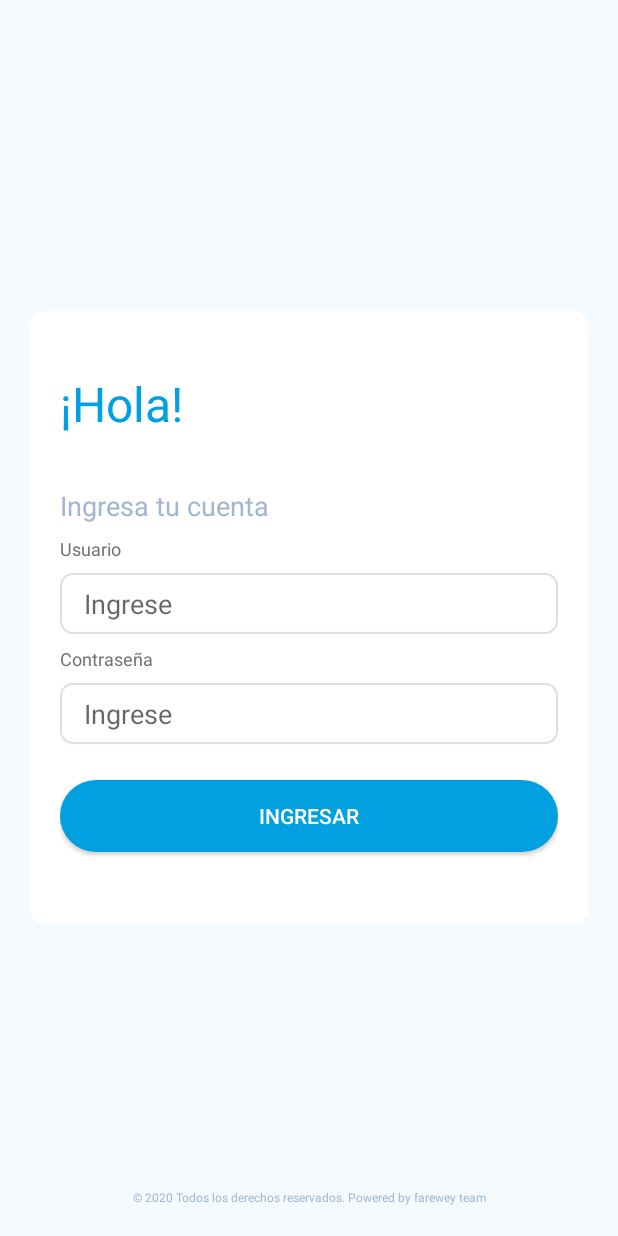
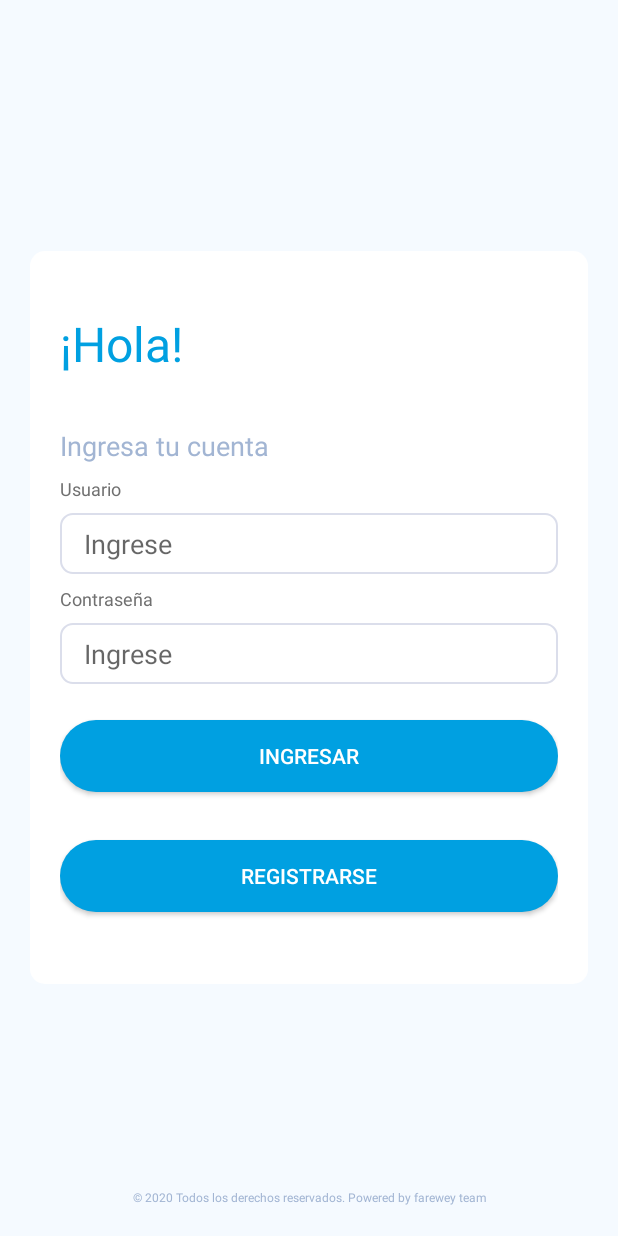
Before and after one commit to sebas161090/farawayAndroidP2, an Android app: the layout activity_login.xml on its own in the app's theme, with its tools: preview values and no code run, on a phone screen of 412 x 824 dp. Run offline under Robolectric (Android 15) with nearby library versions, the phone set to English and light mode, and no system bars.

Commit message:
Interfaz Registroy se agrego boton de Registrar en el login

```diff
--- a/app/src/main/res/drawable/splash.xml
+++ /dev/null
@@ -1,12 +0,0 @@
-<?xml version="1.0" encoding="utf-8"?>
-<layer-list xmlns:android="http://schemas.android.com/apk/res/android">
-
-    <item
-        android:drawable="@color/lightBgColor"/>
-    <item>
-        <bitmap
-            android:gravity="center"
-            android:src="@mipmap/ic_launcher"/>
-    </item>
-
-</layer-list>
--- a/app/src/main/res/layout/activity_login.xml
+++ b/app/src/main/res/layout/activity_login.xml
@@ -97,6 +97,16 @@
                 android:text="@string/login_button"
                 android:textColor="@color/white" />
 
+            <Button
+                android:id="@+id/btnRegistro"
+                android:layout_width="match_parent"
+                android:layout_height="wrap_content"
+                android:layout_marginTop="24dp"
+                android:layout_marginBottom="8dp"
+                android:background="@drawable/blue_rounded_btn"
+                android:text="Registrarse"
+                android:textColor="@color/white" />
+
         </LinearLayout>
 
         <TextView
--- a/app/src/main/res/values/strings.xml
+++ b/app/src/main/res/values/strings.xml
@@ -15,6 +15,9 @@
     <string name="login_greeting">¡Hola!</string>
     <string name="login_sub_greeting">Ingresa tu cuenta</string>
     <string name="footer">© 2020 Todos los derechos reservados. Powered by farewey team</string>
+
+    <!-- Registro-->
+    <string name="register_greeting">Registro</string>
 
     <!-- acceptance-search -->
     <string name="main_title">Aceptación</string>
@@ -81,5 +84,4 @@
     <string name="hello_blank_fragment">Hello blank fragment</string>
 
 
-
 </resources>
```
Also changed, not shown: app/src/main/AndroidManifest.xml (+3 -9 lines), app/src/main/java/pe/edu/upc/faraway/activity/LoginActivity.java (+15 -2 lines), app/src/main/java/pe/edu/upc/faraway/activity/RegisterActivity.java (added, +16 -0 lines), app/src/main/res/layout/activity_register.xml (added, +88 -0 lines).
